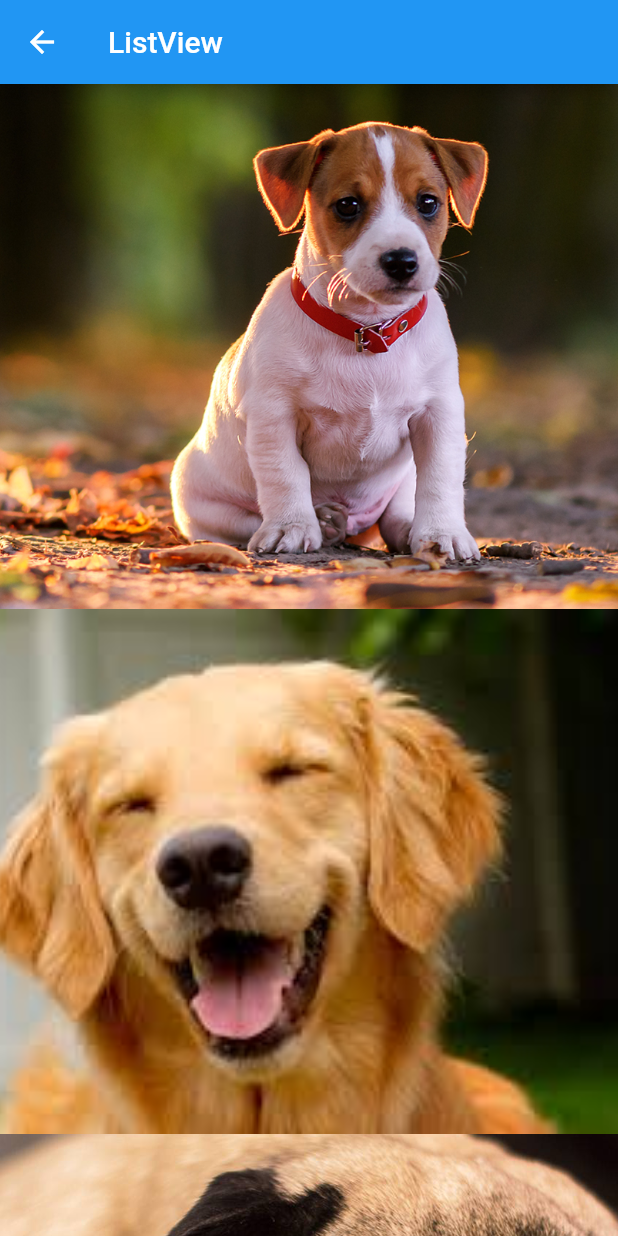
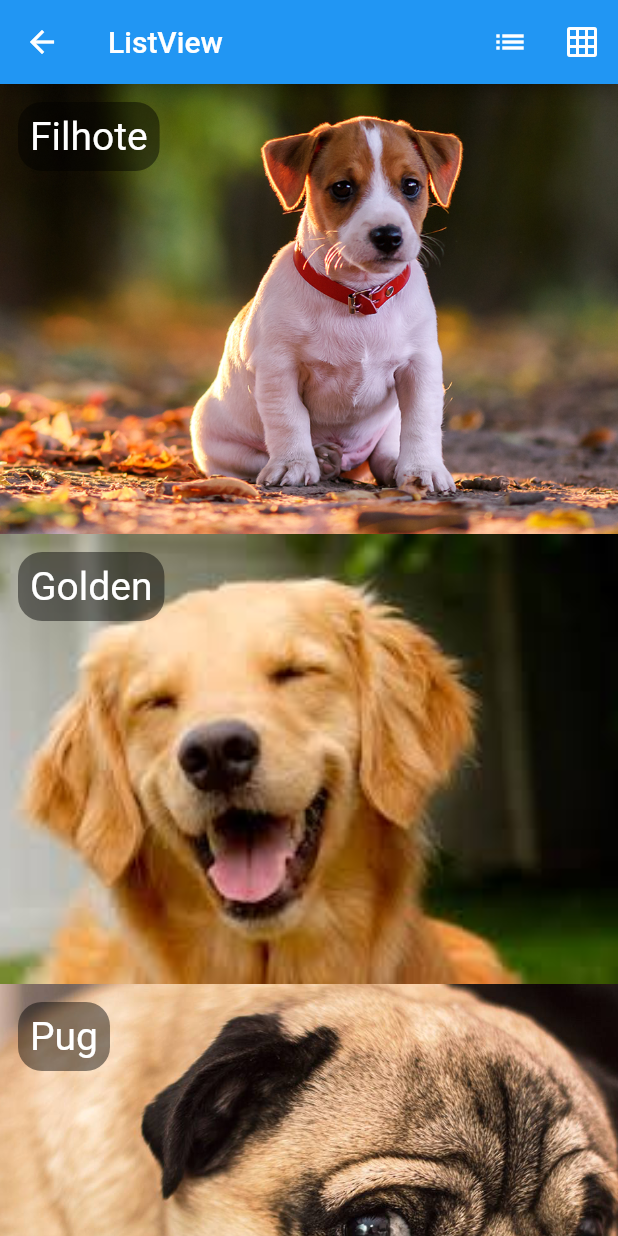
Before and after one commit to pauloboliveira/curso_flutter, a Flutter app: the HelloListView screen opened directly, on a phone screen of 412 x 824 dp. Run offline on Flutter 3.47's test engine with Material 2 defaults, Android fonts, the phone set to English and light mode, and no system bars.

Commit message:
ListView - builder; Stack

```diff
--- a/lib/pages/hello_list_view.dart
+++ b/lib/pages/hello_list_view.dart
@@ -1,4 +1,11 @@
 import 'package:flutter/material.dart';
+
+class Dog {
+  String nome;
+  String foto;
+
+  Dog(this.nome, this.foto);
+}
 
 class HelloListView extends StatelessWidget {
   @override
@@ -6,20 +13,65 @@ class HelloListView extends StatelessWidget {
     return Scaffold(
       appBar: AppBar(
         title: Text('ListView'),
+        actions: <Widget>[
+          IconButton(
+            icon: Icon(
+              Icons.list,
+              color: Colors.white,
+            ),
+            onPressed: () {},
+          ),
+          IconButton(
+            icon: Icon(
+              Icons.grid_on,
+              color: Colors.white,
+            ),
+            onPressed: () {},
+          )
+        ],
       ),
       body: _body(),
     );
   }
 
   _body() {
-    return ListView(
-      itemExtent: 350,
-      children: <Widget>[
-        _img("assets/images/dog1.png"),
-        _img("assets/images/dog2.png"),
-        _img("assets/images/dog3.png"),
-        _img("assets/images/dog4.png"),
-      ],
+    List<Dog> dogs = [
+      Dog("Filhote", "assets/images/dog1.png"),
+      Dog("Golden", "assets/images/dog2.png"),
+      Dog("Pug", "assets/images/dog3.png"),
+      Dog("Rotweiller", "assets/images/dog4.png"),
+    ];
+
+    return ListView.builder(
+      itemCount: dogs.length,
+      itemExtent: 300,
+      itemBuilder: (context, index) {
+        Dog dog = dogs[index];
+
+        return Stack(
+          fit: StackFit.expand,
+          children: <Widget>[
+            _img(dog.foto),
+            Container(
+              margin: EdgeInsets.all(12),
+              alignment: Alignment.topLeft,
+              child: Container(
+                padding: EdgeInsets.all(8),
+                decoration: BoxDecoration(
+                    color: Colors.black45,
+                    borderRadius: BorderRadius.circular(16)),
+                child: Text(
+                  dog.nome,
+                  style: TextStyle(
+                    color: Colors.white,
+                    fontSize: 26,
+                  ),
+                ),
+              ),
+            )
+          ],
+        );
+      },
     );
   }
 
```
